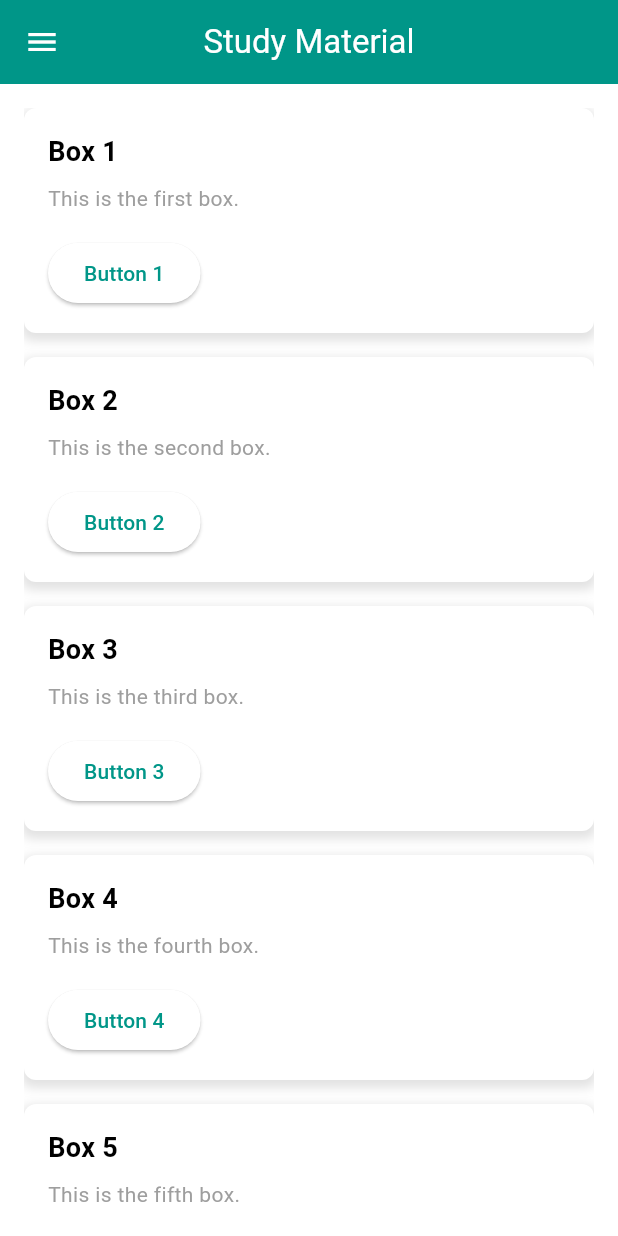
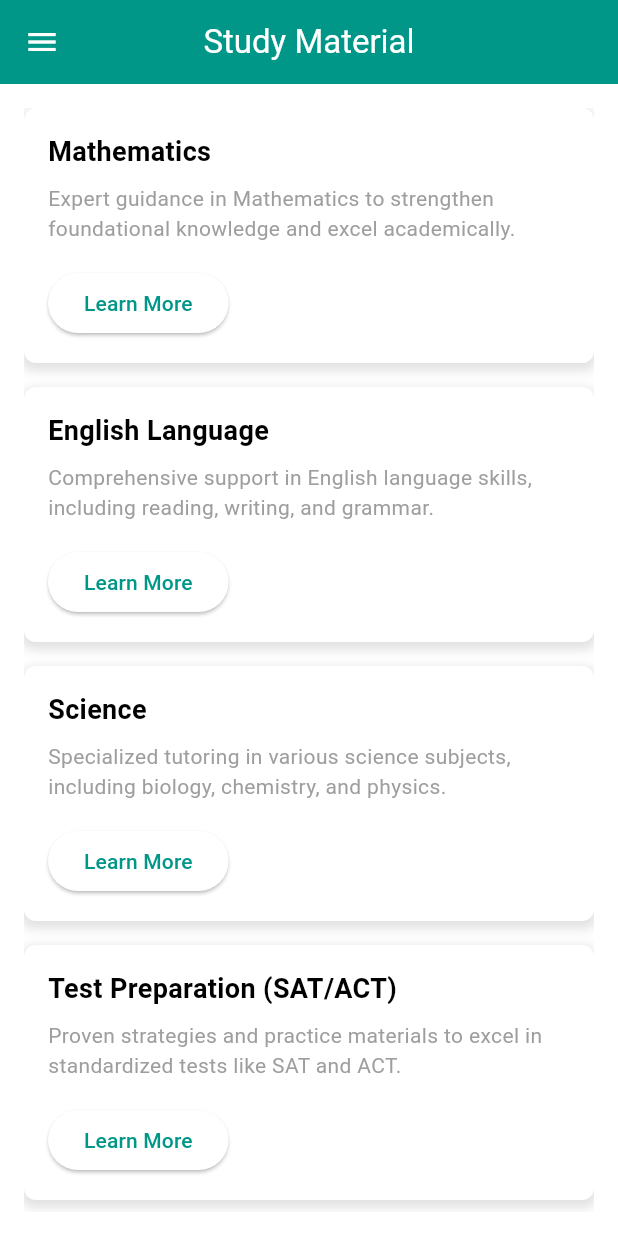
Before and after one commit to FrozenBirdXD/LivTu, a Flutter app: the StudyMaterialView screen opened directly, on a phone screen of 412 x 824 dp. Run offline on Flutter 3.47's test engine with Material 2 defaults, Android fonts, the phone set to English and light mode, and no system bars; our stand-ins replace bloc, cloud_firestore, equatable, firebase_auth, firebase_core, firebase_storage and 3 more; accounts and stored records are empty; generated files the repository leaves out were written again.

Commit message:
add & fix text

```diff
--- a/lib/views/become_tutor/become_tutor_view.dart
+++ b/lib/views/become_tutor/become_tutor_view.dart
@@ -59,8 +59,8 @@ class _BecomeTutorViewState extends State<BecomeTutorView> {
         context: context,
         builder: (context) => AlertDialog(
           title: const Text('Application Submitted'),
-          content:
-              Text('Thank you, $name! Your application has been submitted. You will be notified as soon as your submission has been reviewed.'),
+          content: Text(
+              'Thank you, $name! Your application has been submitted. You will be notified as soon as your submission has been reviewed.'),
           actions: [
             OutlinedButton(
               onPressed: () {
@@ -89,13 +89,15 @@ class _BecomeTutorViewState extends State<BecomeTutorView> {
             children: [
               const SizedBox(
                 child: Column(
-                  mainAxisAlignment: MainAxisAlignment.start,
+                  crossAxisAlignment: CrossAxisAlignment.start,
                   children: [
-                    Text(
-                      'Become a Tutor',
-                      style: TextStyle(
-                        fontSize: 24,
-                        fontWeight: FontWeight.bold,
+                    Center(
+                      child: Text(
+                        'Tutor',
+                        style: TextStyle(
+                          fontSize: 24,
+                          fontWeight: FontWeight.bold,
+                        ),
                       ),
                     ),
                     SizedBox(height: 16),
@@ -113,9 +115,11 @@ class _BecomeTutorViewState extends State<BecomeTutorView> {
                     ),
                     SizedBox(height: 8),
                     Text(
-                        '- Must be a current student at [Your University/School]'),
+                      '- Must be a current student at [Your University/School]',
+                    ),
                     Text(
-                        '- Proficient in the subject(s) you wish to teach - min. Grade B'),
+                      '- Proficient in the subject(s) you wish to teach - min. Grade B',
+                    ),
                     Text('- Good communication and interpersonal skills'),
                     SizedBox(height: 16),
                     Text(
@@ -129,7 +133,8 @@ class _BecomeTutorViewState extends State<BecomeTutorView> {
                     Text('- Earn money by helping others'),
                     Text('- Gain valuable teaching and leadership experience'),
                     Text(
-                        '- Enhance your understanding of the subject through teaching'),
+                      '- Enhance your understanding of the subject through teaching',
+                    ),
                     SizedBox(height: 16),
                     Text(
                       'To become a tutor, please fill out the application form:',
--- a/lib/views/study_material/study_material_view.dart
+++ b/lib/views/study_material/study_material_view.dart
@@ -26,45 +26,52 @@ class _StudyMaterialViewState extends State<StudyMaterialView> {
             crossAxisAlignment: CrossAxisAlignment.stretch,
             children: [
               SubjectBox(
-                title: 'Box 1',
-                description: 'This is the first box.',
-                buttonText: 'Button 1',
+                title: 'Mathematics',
+                description:
+                    'Expert guidance in Mathematics to strengthen foundational knowledge and excel academically.',
+                buttonText: 'Learn More',
               ),
               SizedBox(height: 16.0),
               SubjectBox(
-                title: 'Box 2',
-                description: 'This is the second box.',
-                buttonText: 'Button 2',
+                title: 'English Language',
+                description:
+                    'Comprehensive support in English language skills, including reading, writing, and grammar.',
+                buttonText: 'Learn More',
               ),
               SizedBox(height: 16.0),
               SubjectBox(
-                title: 'Box 3',
-                description: 'This is the third box.',
-                buttonText: 'Button 3',
+                title: 'Science',
+                description:
+                    'Specialized tutoring in various science subjects, including biology, chemistry, and physics.',
+                buttonText: 'Learn More',
               ),
               SizedBox(height: 16.0),
               SubjectBox(
-                title: 'Box 4',
-                description: 'This is the fourth box.',
-                buttonText: 'Button 4',
+                title: 'Test Preparation (SAT/ACT)',
+                description:
+                    'Proven strategies and practice materials to excel in standardized tests like SAT and ACT.',
+                buttonText: 'Learn More',
               ),
               SizedBox(height: 16.0),
               SubjectBox(
-                title: 'Box 5',
-                description: 'This is the fifth box.',
-                buttonText: 'Button 5',
+                title: 'Foreign Languages (Spanish/French)',
+                description:
+                    'Interactive language lessons to develop fluency and cultural understanding in Spanish or French.',
+                buttonText: 'Learn More',
               ),
               SizedBox(height: 16.0),
               SubjectBox(
-                title: 'Box 6',
-                description: 'This is the sixth box.',
-                buttonText: 'Button 6',
+                title: 'Arts and Music',
+                description:
+                    'Creative tutoring for drawing, painting, music theory, and instrument instruction.',
+                buttonText: 'Learn More',
               ),
               SizedBox(height: 16.0),
               SubjectBox(
-                title: 'Box 7',
-                description: 'This is the seventh box.',
-                buttonText: 'Button 7',
+                title: 'History',
+                description:
+                    'In-depth guidance in historical events, analysis, and critical thinking skills.',
+                buttonText: 'Learn More',
               ),
               SizedBox(height: 16.0),
             ],
```
